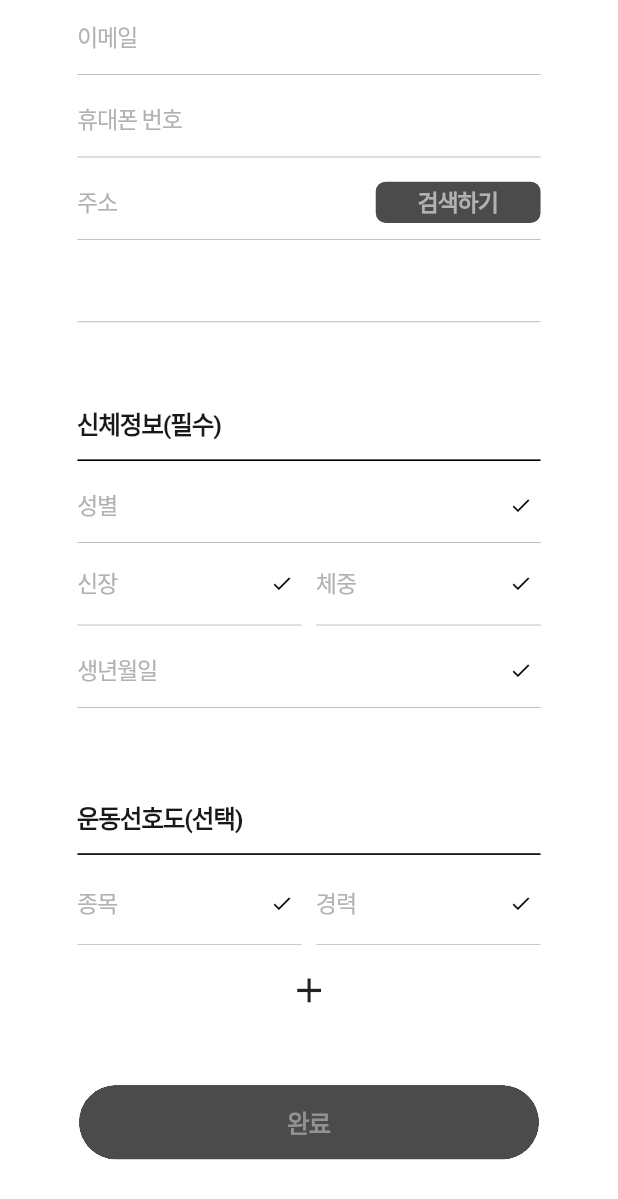
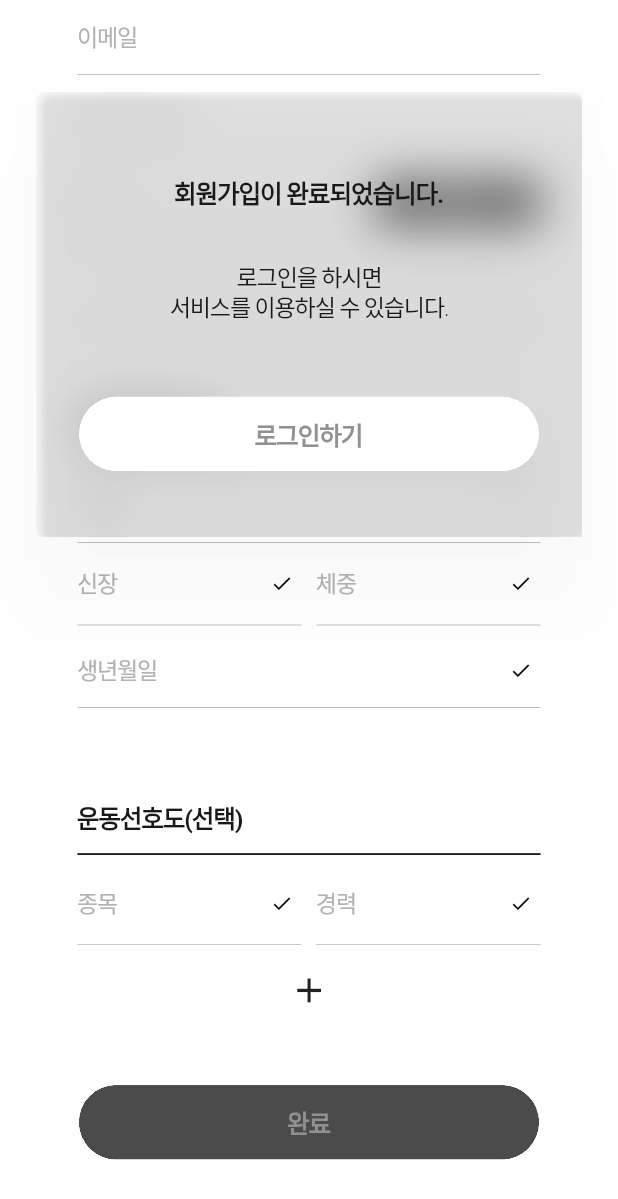
Before and after one commit to spotu-technologies/Stadion_Project, a Flutter app: the MembershipInformationView screen opened directly, scrolled down 576 dp, after a tap on "완료", on a phone screen of 412 x 824 dp. Shown: the top 1199 px of the screen. Run offline on Flutter 3.47's test engine with Material 2 defaults, Android fonts, the light colour scheme and no system bars; our stand-ins replace flutter_svg, get, responsive_framework; Roboto replaces fonts that are missing (Pretendard); project files that could hold a hidden picture were left out.

Commit message:
2023.05.16 회원가입 완료 popup창 작업

```diff
--- a/lib/view/custom_widget/custom_login_text.dart
+++ b/lib/view/custom_widget/custom_login_text.dart
@@ -64,3 +64,23 @@ class PopupText extends StatelessWidget {
     );
   }
 }
+
+
+class PopupSmallText extends StatelessWidget {
+  const PopupSmallText({
+    required this.text,
+    Key? key,
+  }) : super(key: key);
+
+  final String text;
+
+  @override
+  Widget build(BuildContext context) {
+    return Text(
+      text,
+      textAlign: TextAlign.center,
+      style: textThemeKo.labelLarge!
+          .copyWith(fontWeight: FontWeight.w300),
+    );
+  }
+}
--- a/lib/view/login_membership/membership_information_view.dart
+++ b/lib/view/login_membership/membership_information_view.dart
@@ -4,6 +4,7 @@ import 'package:stadion_project/style_config/color_scheme.dart';
 import 'package:stadion_project/view/custom_widget/custom_app_bar.dart';
 import 'package:stadion_project/view/login_membership/popup/address_popup_view.dart';
 import 'package:stadion_project/view/login_membership/popup/birthday_popup_view.dart';
+import 'package:stadion_project/view/login_membership/popup/complete_popup_view.dart';
 import 'package:stadion_project/view/login_membership/popup/height_weight_popup_view.dart';
 import 'package:stadion_project/view/login_membership/popup/sex_popup_view.dart';
 
@@ -45,6 +46,21 @@ class MembershipInformationViewController extends GetxController {
   String isMonth = '';
   String isDay = '';
 
+  void nameField(bool nameShow) {
+    this.nameShow = nameShow;
+    update();
+  }
+
+  void emailField(bool emailShow) {
+    this.emailShow = emailShow;
+    update();
+  }
+
+  void callField(bool callShow) {
+    this.callShow = callShow;
+    update();
+  }
+
   void addressSearchField(bool addressShow, bool addressSearchShow) {
     this.addressShow = addressShow;
     this.addressSearchShow = addressSearchShow;
@@ -53,6 +69,26 @@ class MembershipInformationViewController extends GetxController {
 
   void addressDetailField(bool addressDetailShow) {
     this.addressDetailShow = addressDetailShow;
+    update();
+  }
+
+  void sexField(bool sexShow) {
+    this.sexShow = sexShow;
+    update();
+  }
+
+  void heightField(bool heightShow) {
+    this.heightShow = heightShow;
+    update();
+  }
+
+  void weightField(bool weightShow) {
+    this.weightShow = weightShow;
+    update();
+  }
+
+  void birthdayField(bool birthdayShow) {
+    this.birthdayShow = birthdayShow;
     update();
   }
 
@@ -112,8 +148,14 @@ void SexFind() {
 
   void BirthdayFind() {
     Get.dialog(
-      BirthdayPopupView(
-            applyBirthdayAtSub: applyBirthday),
+      BirthdayPopupView(applyBirthdayAtSub: applyBirthday),
+      barrierColor: Colors.transparent,
+    );
+  }
+
+  void CompleteFind() {
+    Get.dialog(
+      CompletePopupView(),
       barrierColor: Colors.transparent,
     );
   }
@@ -145,12 +187,15 @@ class MembershipInformationView
               text: '스타디온 앱에서 사용할\n추가 정보를 입력해 주세요.',
             ),
             const SizedBox(height: 86),
+
             ///연락처
             buildContactField(),
             const SizedBox(height: 101),
+
             ///신체정보
             buildBodyField(),
             const SizedBox(height: 101),
+
             ///운동선호도
             buildSportsField(),
             const SizedBox(height: 30),
@@ -169,9 +214,21 @@ class MembershipInformationView
               ),
             ),
             const SizedBox(height: 90),
-            ButtonWithRollover(
-              onTap: () {},
-              backgroundColor: controller.emailShow
+            GetBuilder<MembershipInformationViewController>(
+              builder: (controller) {
+                return ButtonWithRollover(
+                  onTap: () {
+                    controller.CompleteFind();
+                  },
+                  backgroundColor: controller.nameShow &&
+                          controller.emailShow &&
+                          controller.callShow &&
+                          controller.addressShow &&
+                          controller.addressDetailShow &&
+                          controller.sexShow
+                          /*controller.heightShow &&
+                          controller.weightShow &&
+                          controller.birthdayShow*/
                       ? colorScheme.primary
                       : colorScheme.onBackground,
                   child: Center(
@@ -179,12 +236,22 @@ class MembershipInformationView
                       '완료',
                       style: textThemeKo.headlineSmall!.copyWith(
                         fontWeight: FontWeight.w600,
-                    color: controller.emailShow
+                        color: controller.nameShow &&
+                            controller.emailShow &&
+                            controller.callShow &&
+                            controller.addressShow &&
+                            controller.addressDetailShow &&
+                            controller.sexShow &&
+                            controller.heightShow &&
+                            controller.weightShow &&
+                            controller.birthdayShow
                             ? colorScheme.shadow
                             : colorScheme.surfaceVariant,
                       ),
                     ),
                   ),
+                );
+              }
             ),
             const SizedBox(height: 232),
           ],
@@ -224,6 +291,13 @@ class MembershipInformationView
 
               ///이름 입력창
               MembershipTextFormField(
+                onChanged: (value) {
+                  if (value.isNotEmpty) {
+                    controller.nameField(true);
+                  } else {
+                    controller.nameField(false);
+                  }
+                },
                 controller: controller.nameController,
                 prefixIcon: Container(
                   width: 150,
@@ -242,6 +316,13 @@ class MembershipInformationView
 
               ///이메일 입력창
               MembershipTextFormField(
+                onChanged: (value) {
+                  if (value.isNotEmpty) {
+                    controller.emailField(true);
+                  } else {
+                    controller.emailField(false);
+                  }
+                },
                 controller: controller.emailController,
                 prefixIcon: Container(
                   width: 150,
@@ -260,6 +341,13 @@ class MembershipInformationView
 
               ///휴대폰 입력창
               MembershipTextFormField(
+                onChanged: (value) {
+                  if (value.isNotEmpty) {
+                    controller.callField(true);
+                  } else {
+                    controller.callField(false);
+                  }
+                },
                 controller: controller.callController,
                 prefixIcon: Container(
                   width: 150,
@@ -326,6 +414,13 @@ class MembershipInformationView
 
               ///상세주소 입력창
               MembershipTextFormField(
+                onChanged: (value) {
+                  if (value.isNotEmpty) {
+                    controller.addressDetailField(true);
+                  } else {
+                    controller.addressDetailField(false);
+                  }
+                },
                 controller: controller.addressDetailController,
                 prefixIcon: Container(
                   width: 150,
@@ -372,6 +467,13 @@ class MembershipInformationView
 
               ///성별 입력창
               MembershipTextFormField(
+                onChanged: (value) {
+                  if (value.isNotEmpty) {
+                    controller.sexField(true);
+                  } else {
+                    controller.sexField(false);
+                  }
+                },
                 onTap: () {
                   controller.SexFind();
                 },
@@ -406,6 +508,13 @@ class MembershipInformationView
                 child: Row(
                   children: [
                     MembershipTextFormSmallField(
+                      onChanged: (value) {
+                        if (value.isNotEmpty) {
+                          controller.heightField(true);
+                        } else {
+                          controller.heightField(false);
+                        }
+                      },
                       onTap: () {
                         controller.HeightWeightFind();
                       },
@@ -435,6 +544,13 @@ class MembershipInformationView
                     ),
                     const SizedBox(width: 18),
                     MembershipTextFormSmallField(
+                      onChanged: (value) {
+                        if (value.isNotEmpty) {
+                          controller.weightField(true);
+                        } else {
+                          controller.weightField(false);
+                        }
+                      },
                       onTap: () {
                         controller.HeightWeightFind();
                       },
@@ -469,6 +585,13 @@ class MembershipInformationView
 
               ///생년월일 입력창
               MembershipTextFormField(
+                onChanged: (value) {
+                  if (value.isNotEmpty) {
+                    controller.birthdayField(true);
+                  } else {
+                    controller.birthdayField(false);
+                  }
+                },
                 onTap: () {
                   controller.BirthdayFind();
                 },
--- a/lib/view/login_membership/popup/birthday_popup_view.dart
+++ b/lib/view/login_membership/popup/birthday_popup_view.dart
@@ -34,7 +34,7 @@ class BirthdayPopupView extends GetView<BirthdayPopupViewController> {
     return AlertDialog(
       insetPadding: EdgeInsets.zero,
       backgroundColor: Colors.transparent,
-      alignment: const Alignment(0.0, -0.8),
+      alignment: const Alignment(0.0, -0.6),
       shadowColor: colorScheme.shadow.withOpacity(0.1),
       content: Stack(
         children: [
--- /dev/null
+++ b/lib/view/login_membership/popup/complete_popup_view.dart
@@ -0,0 +1,93 @@
+import 'dart:ui';
+
+import 'package:flutter/cupertino.dart';
+import 'package:flutter/material.dart';
+import 'package:get/get.dart';
+import 'package:stadion_project/style_config/color_scheme.dart';
+
+import '../../../style_config/text_theme.dart';
+import '../../custom_widget/buttons/button_with_rollover.dart';
+import '../../custom_widget/custom_login_text.dart';
+import '../../custom_widget/text_field/login_text_field.dart';
+import '../../login/login_view.dart';
+
+//로그인 뷰에서 사용될 Get X controller.
+class CompletePopupViewController extends GetxController {}
+
+class CompletePopupView extends GetView<CompletePopupViewController> {
+  const CompletePopupView({Key? key}) : super(key: key);
+
+  @override
+  Widget build(BuildContext context) {
+    Get.put(CompletePopupViewController());
+    return AlertDialog(
+      insetPadding: EdgeInsets.zero,
+      backgroundColor: Colors.transparent,
+      alignment: const Alignment(0.0, -0.8),
+      shadowColor: colorScheme.shadow.withOpacity(0.1),
+      content: Stack(
+        children: [
+          ///바탕 스타일
+          Container(
+            clipBehavior: Clip.hardEdge,
+            decoration: BoxDecoration(),
+            child: BackdropFilter(
+              filter: ImageFilter.blur(sigmaX: 30, sigmaY: 30),
+              child: Container(
+                width: 662,
+                height: 540,
+                decoration: BoxDecoration(
+                  borderRadius: BorderRadius.circular(12),
+                  color: colorScheme.onSurface.withOpacity(0.1),
+                  boxShadow: [
+                    BoxShadow(
+                      color: const Color(0x1a000000),
+                      offset: Offset(6, 6),
+                      blurRadius: 6,
+                      spreadRadius: 0,
+                    )
+                  ],
+                ),
+              ),
+            ),
+          ),
+
+          ///popup 스타일
+          Container(
+            width: 662,
+            height: 540,
+            decoration: BoxDecoration(
+              borderRadius: BorderRadius.circular(12),
+              color: Colors.transparent,
+            ),
+            child: Column(
+              crossAxisAlignment: CrossAxisAlignment.center,
+              children: [
+                const SizedBox(height: 100),
+                PopupText(text: '회원가입이 완료되었습니다.'),
+                const SizedBox(height: 64),
+                PopupSmallText(text: '로그인을 하시면\n서비스를 이용하실 수 있습니다.'),
+                const SizedBox(height: 90),
+                ButtonWithRollover(
+                  onTap: () {
+                    Get.to(const LoginView());
+                  },
+                  backgroundColor: colorScheme.background,
+                  child: Center(
+                    child: Text(
+                      '로그인하기',
+                      style: textThemeKo.headlineSmall!.copyWith(
+                        fontWeight: FontWeight.w600,
+                        color: colorScheme.surfaceVariant,
+                      ),
+                    ),
+                  ),
+                ),
+              ],
+            ),
+          ),
+        ],
+      ),
+    );
+  }
+}
--- a/lib/view/login_membership/popup/height_weight_popup_view.dart
+++ b/lib/view/login_membership/popup/height_weight_popup_view.dart
@@ -17,8 +17,8 @@ class HeightWeightPopupViewController extends GetxController {
       FixedExtentScrollController(initialItem: 180);
   FixedExtentScrollController WeightController =
       FixedExtentScrollController(initialItem: 70);
-  int _selectedHeight = 0;
-  int _selectedWeight = 0;
+  int _selectedHeight = 181;
+  int _selectedWeight = 71;
 }
 
 class HeightWeightPopupView extends GetView<HeightWeightPopupViewController> {
@@ -37,7 +37,7 @@ class HeightWeightPopupView extends GetView<HeightWeightPopupViewController> {
     return AlertDialog(
       insetPadding: EdgeInsets.zero,
       backgroundColor: Colors.transparent,
-      alignment: const Alignment(0.0, -0.8),
+      alignment: const Alignment(0.0, -0.6),
       shadowColor: colorScheme.shadow.withOpacity(0.1),
       content: Stack(
         children: [
--- a/lib/view/login_membership/popup/sex_popup_view.dart
+++ b/lib/view/login_membership/popup/sex_popup_view.dart
@@ -26,7 +26,7 @@ class SexPopupView extends GetView<SexPopupViewController> {
     return AlertDialog(
       insetPadding: EdgeInsets.zero,
       backgroundColor: Colors.transparent,
-      alignment: const Alignment(0.0, -0.8),
+      alignment: const Alignment(0.0, -0.75),
       shadowColor: colorScheme.shadow.withOpacity(0.1),
       content: Stack(
         children: [
```
Also changed, not shown: lib/view/login_membership/popup/address_popup_view.dart (+26 -44 lines). Lines whose indentation alone changed are shown as unchanged.
